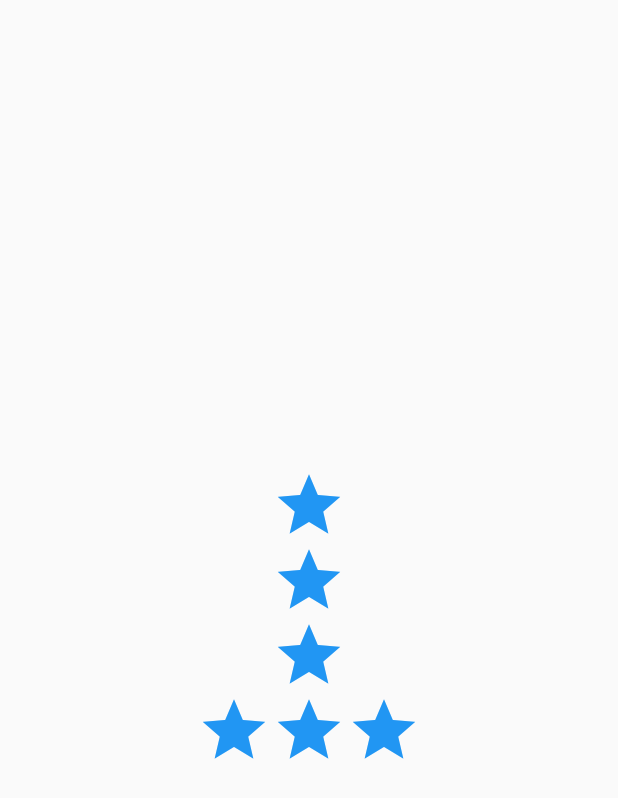
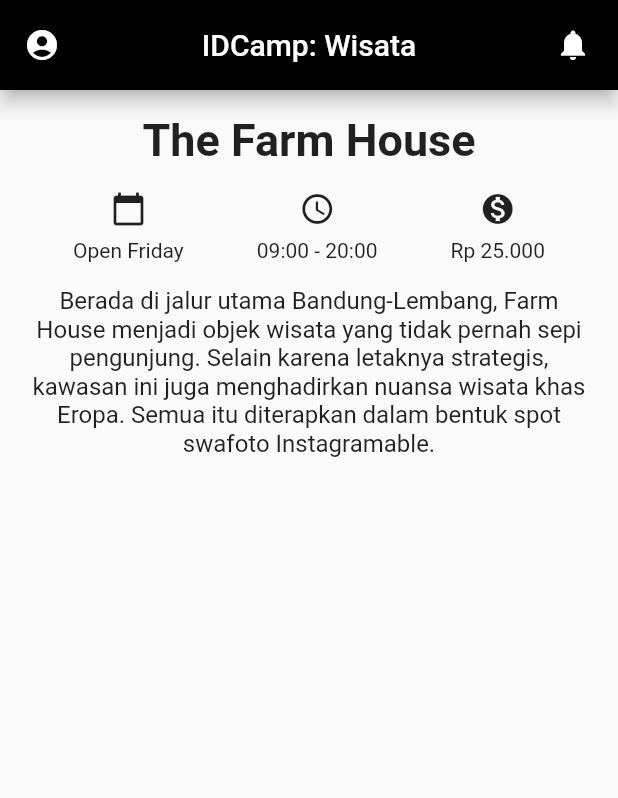
Before and after one commit to verdipratama/flutter_idcamp, a Flutter app: the screen it shows after launch, on a phone screen of 412 x 824 dp. Shown: the top 798 px of the screen. Run offline on Flutter 3.47's test engine with Material 2 defaults, Android fonts, the phone set to English and light mode, and no system bars.

Commit message:
chore: new challenges

```diff
--- a/lib/flutter_challenges/02_ui_wisata.dart
+++ b/lib/flutter_challenges/02_ui_wisata.dart
@@ -18,24 +18,71 @@ class Home extends StatelessWidget {
   Widget build(BuildContext context) {
     return Scaffold(
       appBar: AppBar(
+        centerTitle: true,
         backgroundColor: Colors.black,
-        title: const Center(child: Text('IDCamp: Wisata')),
+        toolbarHeight: 60.0,
+        elevation: 5.0,
+        leading: const Icon(Icons.account_circle_rounded),
+        title: const Text('IDCamp: Wisata'),
+        actions: <Widget>[
+          Container(
+            margin: const EdgeInsets.only(right: 18.0),
+            child: const Icon(Icons.notifications),
+          ),
+        ],
       ),
       body: SafeArea(
         child: Column(
+          // crossAxisAlignment: CrossAxisAlignment.stretch,
           children: <Widget>[
-            Container(),
             Container(
-              margin: const EdgeInsets.symmetric(vertical: 16.0),
+              margin: const EdgeInsets.only(top: 16.0),
+              child: const Text(
+                'The Farm House',
+                style: TextStyle(
+                  fontSize: 30.0,
+                  fontWeight: FontWeight.bold,
+                ),
+              ),
+            ),
+            Container(
+              // margin: const EdgeInsets.symmetric(vertical: 16.0),
+              margin: const EdgeInsets.only(top: 16.0),
               child: Row(
+                mainAxisAlignment: MainAxisAlignment.spaceEvenly,
                 children: <Widget>[
-                  Column(),
-                  Column(),
-                  Column(),
+                  Column(
+                    children: const <Widget>[
+                      Icon(Icons.calendar_today),
+                      SizedBox(height: 8.0),
+                      Text('Open Friday'),
+                    ],
+                  ),
+                  Column(
+                    children: const <Widget>[
+                      Icon(Icons.access_time),
+                      SizedBox(height: 8.0),
+                      Text('09:00 - 20:00')
+                    ],
+                  ),
+                  Column(
+                    children: const <Widget>[
+                      Icon(Icons.monetization_on),
+                      SizedBox(height: 8.0),
+                      Text('Rp 25.000'),
+                    ],
+                  ),
                 ],
               ),
             ),
-            Container(),
+            Container(
+              padding: const EdgeInsets.all(16.0),
+              child: const Text(
+                'Berada di jalur utama Bandung-Lembang, Farm House menjadi objek wisata yang tidak pernah sepi pengunjung. Selain karena letaknya strategis, kawasan ini juga menghadirkan nuansa wisata khas Eropa. Semua itu diterapkan dalam bentuk spot swafoto Instagramable.',
+                textAlign: TextAlign.center,
+                style: TextStyle(fontSize: 16.0),
+              ),
+            )
           ],
         ),
       ),
--- a/lib/main.dart
+++ b/lib/main.dart
@@ -1,5 +1,5 @@
 import 'package:flutter/material.dart';
-import 'flutter_layouts/05_rowcol.dart';
+import 'flutter_challenges/02_ui_wisata.dart';
 
 void main() {
   runApp(const MyApp());
```
